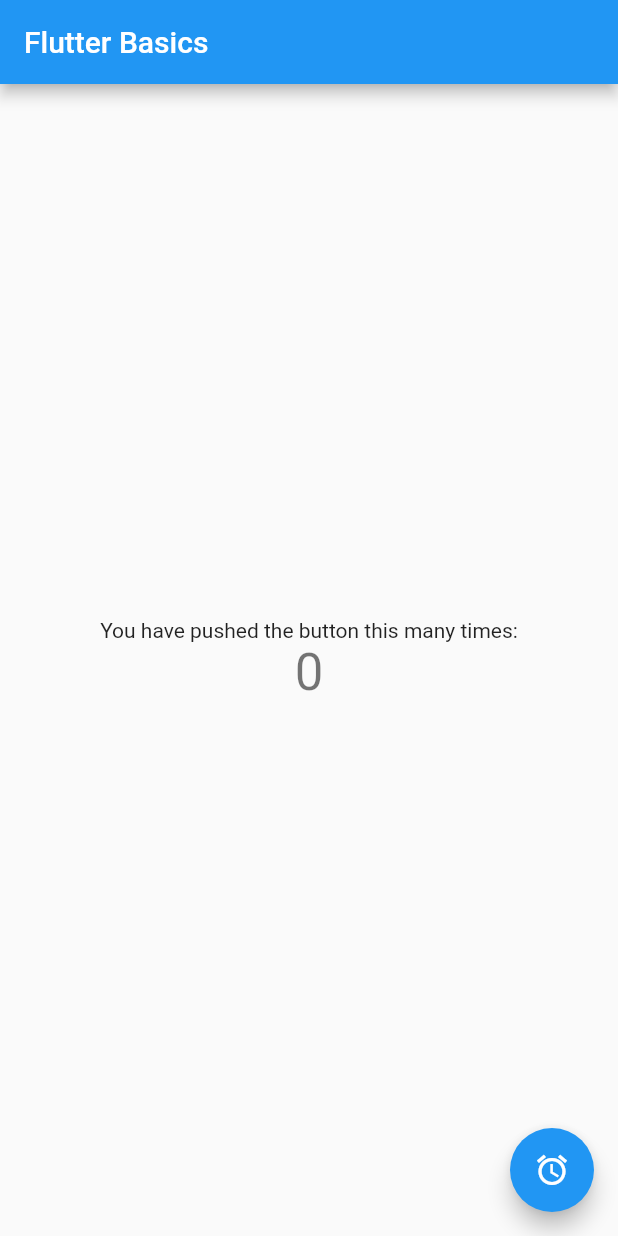
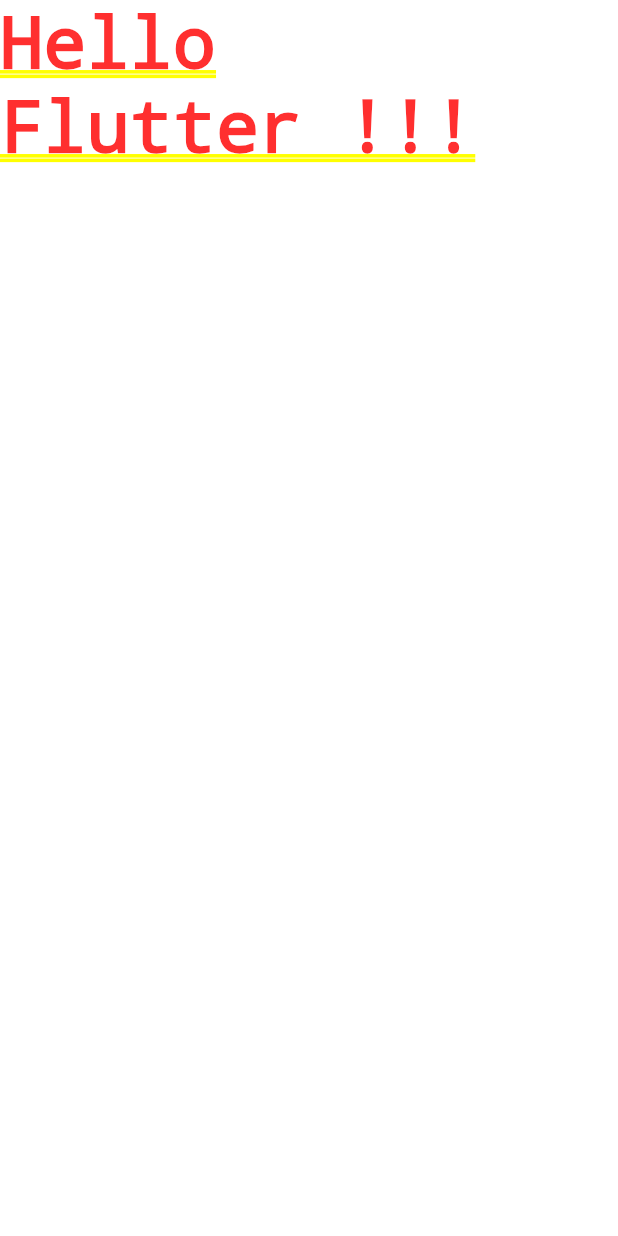
Before and after one commit to robsonoduarte/learn-flutter, a Flutter app: the screen it shows after launch, on a phone screen of 412 x 824 dp. Run offline on Flutter 3.47's test engine with Material 2 defaults, Android fonts, the light colour scheme and no system bars.

Commit message:
staring app

```diff
--- a/flutter-curse/flutter_basic/lib/main.dart
+++ b/flutter-curse/flutter_basic/lib/main.dart
@@ -1,60 +1,12 @@
 import 'package:flutter/material.dart';
 
-void main() => runApp(MyApp());
+main() => runApp(QuestionApp());
 
-class MyApp extends StatelessWidget {
+class QuestionApp extends StatelessWidget{
   @override
   Widget build(BuildContext context) {
     return MaterialApp(
-      title: 'Flutter Demo',
-      theme: ThemeData(
-        primarySwatch: Colors.blue,
-      ),
-      home: MyHomePage(title: 'Flutter Basics'),
+      home: Text('Hello Flutter !!!'),
     );
   }
 }
-
-class MyHomePage extends StatefulWidget {
-  MyHomePage({Key key, this.title}) : super(key: key);
-  final String title;
-  @override
-  _MyHomePageState createState() => _MyHomePageState();
-}
-
-class _MyHomePageState extends State<MyHomePage> {
-  int _counter = 0;
-  void _incrementCounter() {
-    setState(() {
-      _counter++;
-    });
-  }
-
-  @override
-  Widget build(BuildContext context) {
-    return Scaffold(
-      appBar: AppBar(
-        title: Text(widget.title),
-      ),
-      body: Center(
-        child: Column(
-          mainAxisAlignment: MainAxisAlignment.center,
-          children: <Widget>[
-            Text(
-              'You have pushed the button this many times:',
-            ),
-            Text(
-              '$_counter',
-              style: Theme.of(context).textTheme.display1,
-            ),
-          ],
-        ),
-      ),
-      floatingActionButton: FloatingActionButton(
-        onPressed: _incrementCounter,
-        tooltip: 'Increment',
-        child: Icon(Icons.access_alarm),
-      ), // This trailing comma makes auto-formatting nicer for build methods.
-    );
-  }
-}
```
Also changed, not shown: 1 other file.
